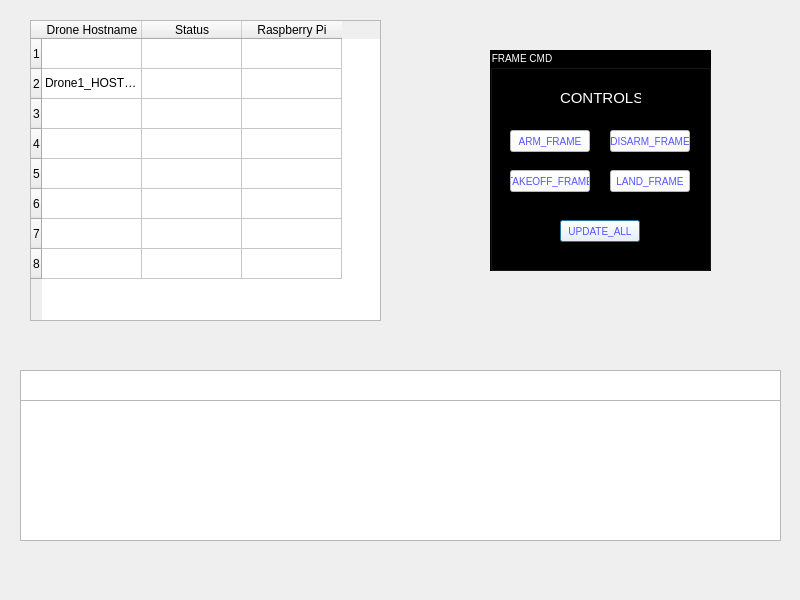
The window that ground/gui/dialog.ui (uas-at-ucla/aviata) describes before a commit, drawn with Qt 5.
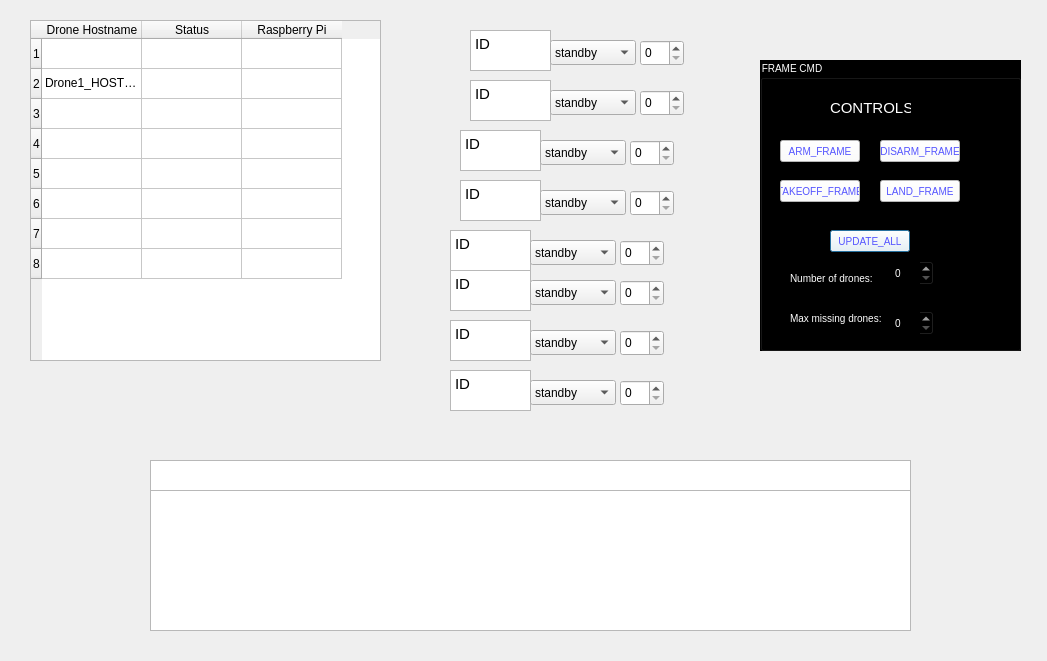
The same window after the commit.

Commit message: Added drone update UI, can be refined later

```diff
--- a/ground/gui/dialog.ui
+++ b/ground/gui/dialog.ui
@@ -6,8 +6,8 @@
    <rect>
     <x>0</x>
     <y>0</y>
-    <width>800</width>
-    <height>600</height>
+    <width>1047</width>
+    <height>661</height>
    </rect>
   </property>
   <property name="windowTitle">
@@ -19,7 +19,7 @@
      <x>30</x>
      <y>20</y>
      <width>351</width>
-     <height>301</height>
+     <height>341</height>
     </rect>
    </property>
    <property name="maximumSize">
@@ -114,44 +114,44 @@
   <widget class="QTextBrowser" name="textBrowser_2">
    <property name="geometry">
     <rect>
-     <x>20</x>
-     <y>400</y>
+     <x>150</x>
+     <y>490</y>
      <width>761</width>
      <height>141</height>
     </rect>
    </property>
    <property name="html">
     <string>&lt;!DOCTYPE HTML PUBLIC &quot;-//W3C//DTD HTML 4.0//EN&quot; &quot;http://www.w3.org/TR/REC-html40/strict.dtd&quot;&gt;
-&lt;html&gt;&lt;head&gt;&lt;meta name=&quot;qrichtext&quot; content=&quot;1&quot; /&gt;&lt;style type=&quot;text/css&quot;&gt;
+&lt;html&gt;&lt;head&gt;&lt;meta name=&quot;qrichtext&quot; content=&quot;1&quot; /&gt;&lt;meta charset=&quot;utf-8&quot; /&gt;&lt;style type=&quot;text/css&quot;&gt;
 p, li { white-space: pre-wrap; }
-&lt;/style&gt;&lt;/head&gt;&lt;body style=&quot; font-family:'MS Shell Dlg 2'; font-size:8.25pt; font-weight:400; font-style:normal;&quot;&gt;
-&lt;p style=&quot; margin-top:0px; margin-bottom:0px; margin-left:0px; margin-right:0px; -qt-block-indent:0; text-indent:0px;&quot;&gt;&lt;span style=&quot; font-size:6pt; color:#ffffff;&quot;&gt;3/5/22 3:06AM: ERROR Drone 5 - expected but not found&lt;/span&gt;&lt;/p&gt;&lt;/body&gt;&lt;/html&gt;</string>
+&lt;/style&gt;&lt;/head&gt;&lt;body style=&quot; font-family:'Ubuntu'; font-size:11pt; font-weight:400; font-style:normal;&quot;&gt;
+&lt;p style=&quot; margin-top:0px; margin-bottom:0px; margin-left:0px; margin-right:0px; -qt-block-indent:0; text-indent:0px;&quot;&gt;&lt;span style=&quot; font-family:'MS Shell Dlg 2'; font-size:6pt; color:#ffffff;&quot;&gt;3/5/22 3:06AM: ERROR Drone 5 - expected but not found&lt;/span&gt;&lt;/p&gt;&lt;/body&gt;&lt;/html&gt;</string>
    </property>
   </widget>
   <widget class="QTextBrowser" name="textBrowser_3">
    <property name="geometry">
     <rect>
-     <x>20</x>
-     <y>370</y>
+     <x>150</x>
+     <y>460</y>
      <width>761</width>
      <height>31</height>
     </rect>
    </property>
    <property name="html">
     <string>&lt;!DOCTYPE HTML PUBLIC &quot;-//W3C//DTD HTML 4.0//EN&quot; &quot;http://www.w3.org/TR/REC-html40/strict.dtd&quot;&gt;
-&lt;html&gt;&lt;head&gt;&lt;meta name=&quot;qrichtext&quot; content=&quot;1&quot; /&gt;&lt;style type=&quot;text/css&quot;&gt;
+&lt;html&gt;&lt;head&gt;&lt;meta name=&quot;qrichtext&quot; content=&quot;1&quot; /&gt;&lt;meta charset=&quot;utf-8&quot; /&gt;&lt;style type=&quot;text/css&quot;&gt;
 p, li { white-space: pre-wrap; }
-&lt;/style&gt;&lt;/head&gt;&lt;body style=&quot; font-family:'MS Shell Dlg 2'; font-size:8.25pt; font-weight:400; font-style:normal;&quot;&gt;
+&lt;/style&gt;&lt;/head&gt;&lt;body style=&quot; font-family:'Ubuntu'; font-size:11pt; font-weight:400; font-style:normal;&quot;&gt;
 &lt;p style=&quot; margin-top:0px; margin-bottom:0px; margin-left:0px; margin-right:0px; -qt-block-indent:0; text-indent:0px;&quot;&gt;&lt;span style=&quot; font-family:'monospace'; font-size:12pt; color:#ffffff;&quot;&gt;  Drone Log&lt;/span&gt;&lt;/p&gt;&lt;/body&gt;&lt;/html&gt;</string>
    </property>
   </widget>
   <widget class="QGroupBox" name="groupBox">
    <property name="geometry">
     <rect>
-     <x>490</x>
-     <y>50</y>
-     <width>221</width>
-     <height>221</height>
+     <x>760</x>
+     <y>60</y>
+     <width>261</width>
+     <height>291</height>
     </rect>
    </property>
    <property name="styleSheet">
@@ -265,6 +265,468 @@
      <string>CONTROLS</string>
     </property>
    </widget>
+   <widget class="QSpinBox" name="max_missing_spinner">
+    <property name="geometry">
+     <rect>
+      <x>130</x>
+      <y>250</y>
+      <width>44</width>
+      <height>26</height>
+     </rect>
+    </property>
+   </widget>
+   <widget class="QSpinBox" name="num_drones_spinner">
+    <property name="geometry">
+     <rect>
+      <x>130</x>
+      <y>200</y>
+      <width>44</width>
+      <height>26</height>
+     </rect>
+    </property>
+   </widget>
+   <widget class="QLabel" name="label_2">
+    <property name="geometry">
+     <rect>
+      <x>30</x>
+      <y>210</y>
+      <width>91</width>
+      <height>17</height>
+     </rect>
+    </property>
+    <property name="text">
+     <string>Number of drones:</string>
+    </property>
+   </widget>
+   <widget class="QLabel" name="label_3">
+    <property name="geometry">
+     <rect>
+      <x>30</x>
+      <y>250</y>
+      <width>91</width>
+      <height>17</height>
+     </rect>
+    </property>
+    <property name="text">
+     <string>Max missing drones:</string>
+    </property>
+   </widget>
+  </widget>
+  <widget class="QTextEdit" name="drone_id_0">
+   <property name="geometry">
+    <rect>
+     <x>470</x>
+     <y>30</y>
+     <width>81</width>
+     <height>41</height>
+    </rect>
+   </property>
+   <property name="html">
+    <string>&lt;!DOCTYPE HTML PUBLIC &quot;-//W3C//DTD HTML 4.0//EN&quot; &quot;http://www.w3.org/TR/REC-html40/strict.dtd&quot;&gt;
+&lt;html&gt;&lt;head&gt;&lt;meta name=&quot;qrichtext&quot; content=&quot;1&quot; /&gt;&lt;meta charset=&quot;utf-8&quot; /&gt;&lt;style type=&quot;text/css&quot;&gt;
+p, li { white-space: pre-wrap; }
+&lt;/style&gt;&lt;/head&gt;&lt;body style=&quot; font-family:'Ubuntu'; font-size:11pt; font-weight:400; font-style:normal;&quot;&gt;
+&lt;p style=&quot; margin-top:0px; margin-bottom:0px; margin-left:0px; margin-right:0px; -qt-block-indent:0; text-indent:0px;&quot;&gt;ID&lt;/p&gt;&lt;/body&gt;&lt;/html&gt;</string>
+   </property>
+  </widget>
+  <widget class="QComboBox" name="drone_state_0">
+   <property name="geometry">
+    <rect>
+     <x>550</x>
+     <y>40</y>
+     <width>86</width>
+     <height>25</height>
+    </rect>
+   </property>
+   <item>
+    <property name="text">
+     <string>standby</string>
+    </property>
+   </item>
+   <item>
+    <property name="text">
+     <string>follower</string>
+    </property>
+   </item>
+   <item>
+    <property name="text">
+     <string>leader</string>
+    </property>
+   </item>
+  </widget>
+  <widget class="QSpinBox" name="drone_slot_0">
+   <property name="geometry">
+    <rect>
+     <x>640</x>
+     <y>40</y>
+     <width>44</width>
+     <height>26</height>
+    </rect>
+   </property>
+  </widget>
+  <widget class="QTextEdit" name="drone_id_1">
+   <property name="geometry">
+    <rect>
+     <x>470</x>
+     <y>80</y>
+     <width>81</width>
+     <height>41</height>
+    </rect>
+   </property>
+   <property name="html">
+    <string>&lt;!DOCTYPE HTML PUBLIC &quot;-//W3C//DTD HTML 4.0//EN&quot; &quot;http://www.w3.org/TR/REC-html40/strict.dtd&quot;&gt;
+&lt;html&gt;&lt;head&gt;&lt;meta name=&quot;qrichtext&quot; content=&quot;1&quot; /&gt;&lt;meta charset=&quot;utf-8&quot; /&gt;&lt;style type=&quot;text/css&quot;&gt;
+p, li { white-space: pre-wrap; }
+&lt;/style&gt;&lt;/head&gt;&lt;body style=&quot; font-family:'Ubuntu'; font-size:11pt; font-weight:400; font-style:normal;&quot;&gt;
+&lt;p style=&quot; margin-top:0px; margin-bottom:0px; margin-left:0px; margin-right:0px; -qt-block-indent:0; text-indent:0px;&quot;&gt;ID&lt;/p&gt;&lt;/body&gt;&lt;/html&gt;</string>
+   </property>
+  </widget>
+  <widget class="QComboBox" name="drone_state_1">
+   <property name="geometry">
+    <rect>
+     <x>550</x>
+     <y>90</y>
+     <width>86</width>
+     <height>25</height>
+    </rect>
+   </property>
+   <item>
+    <property name="text">
+     <string>standby</string>
+    </property>
+   </item>
+   <item>
+    <property name="text">
+     <string>follower</string>
+    </property>
+   </item>
+   <item>
+    <property name="text">
+     <string>leader</string>
+    </property>
+   </item>
+  </widget>
+  <widget class="QSpinBox" name="drone_slot_1">
+   <property name="geometry">
+    <rect>
+     <x>640</x>
+     <y>90</y>
+     <width>44</width>
+     <height>26</height>
+    </rect>
+   </property>
+  </widget>
+  <widget class="QTextEdit" name="drone_id_2">
+   <property name="geometry">
+    <rect>
+     <x>460</x>
+     <y>130</y>
+     <width>81</width>
+     <height>41</height>
+    </rect>
+   </property>
+   <property name="html">
+    <string>&lt;!DOCTYPE HTML PUBLIC &quot;-//W3C//DTD HTML 4.0//EN&quot; &quot;http://www.w3.org/TR/REC-html40/strict.dtd&quot;&gt;
+&lt;html&gt;&lt;head&gt;&lt;meta name=&quot;qrichtext&quot; content=&quot;1&quot; /&gt;&lt;meta charset=&quot;utf-8&quot; /&gt;&lt;style type=&quot;text/css&quot;&gt;
+p, li { white-space: pre-wrap; }
+&lt;/style&gt;&lt;/head&gt;&lt;body style=&quot; font-family:'Ubuntu'; font-size:11pt; font-weight:400; font-style:normal;&quot;&gt;
+&lt;p style=&quot; margin-top:0px; margin-bottom:0px; margin-left:0px; margin-right:0px; -qt-block-indent:0; text-indent:0px;&quot;&gt;ID&lt;/p&gt;&lt;/body&gt;&lt;/html&gt;</string>
+   </property>
+  </widget>
+  <widget class="QComboBox" name="drone_state_2">
+   <property name="geometry">
+    <rect>
+     <x>540</x>
+     <y>140</y>
+     <width>86</width>
+     <height>25</height>
+    </rect>
+   </property>
+   <item>
+    <property name="text">
+     <string>standby</string>
+    </property>
+   </item>
+   <item>
+    <property name="text">
+     <string>follower</string>
+    </property>
+   </item>
+   <item>
+    <property name="text">
+     <string>leader</string>
+    </property>
+   </item>
+  </widget>
+  <widget class="QSpinBox" name="drone_slot_2">
+   <property name="geometry">
+    <rect>
+     <x>630</x>
+     <y>140</y>
+     <width>44</width>
+     <height>26</height>
+    </rect>
+   </property>
+  </widget>
+  <widget class="QTextEdit" name="drone_id_3">
+   <property name="geometry">
+    <rect>
+     <x>460</x>
+     <y>180</y>
+     <width>81</width>
+     <height>41</height>
+    </rect>
+   </property>
+   <property name="html">
+    <string>&lt;!DOCTYPE HTML PUBLIC &quot;-//W3C//DTD HTML 4.0//EN&quot; &quot;http://www.w3.org/TR/REC-html40/strict.dtd&quot;&gt;
+&lt;html&gt;&lt;head&gt;&lt;meta name=&quot;qrichtext&quot; content=&quot;1&quot; /&gt;&lt;meta charset=&quot;utf-8&quot; /&gt;&lt;style type=&quot;text/css&quot;&gt;
+p, li { white-space: pre-wrap; }
+&lt;/style&gt;&lt;/head&gt;&lt;body style=&quot; font-family:'Ubuntu'; font-size:11pt; font-weight:400; font-style:normal;&quot;&gt;
+&lt;p style=&quot; margin-top:0px; margin-bottom:0px; margin-left:0px; margin-right:0px; -qt-block-indent:0; text-indent:0px;&quot;&gt;ID&lt;/p&gt;&lt;/body&gt;&lt;/html&gt;</string>
+   </property>
+  </widget>
+  <widget class="QComboBox" name="drone_state_3">
+   <property name="geometry">
+    <rect>
+     <x>540</x>
+     <y>190</y>
+     <width>86</width>
+     <height>25</height>
+    </rect>
+   </property>
+   <item>
+    <property name="text">
+     <string>standby</string>
+    </property>
+   </item>
+   <item>
+    <property name="text">
+     <string>follower</string>
+    </property>
+   </item>
+   <item>
+    <property name="text">
+     <string>leader</string>
+    </property>
+   </item>
+  </widget>
+  <widget class="QSpinBox" name="drone_slot_3">
+   <property name="geometry">
+    <rect>
+     <x>630</x>
+     <y>190</y>
+     <width>44</width>
+     <height>26</height>
+    </rect>
+   </property>
+  </widget>
+  <widget class="QTextEdit" name="drone_id_4">
+   <property name="geometry">
+    <rect>
+     <x>450</x>
+     <y>230</y>
+     <width>81</width>
+     <height>41</height>
+    </rect>
+   </property>
+   <property name="html">
+    <string>&lt;!DOCTYPE HTML PUBLIC &quot;-//W3C//DTD HTML 4.0//EN&quot; &quot;http://www.w3.org/TR/REC-html40/strict.dtd&quot;&gt;
+&lt;html&gt;&lt;head&gt;&lt;meta name=&quot;qrichtext&quot; content=&quot;1&quot; /&gt;&lt;meta charset=&quot;utf-8&quot; /&gt;&lt;style type=&quot;text/css&quot;&gt;
+p, li { white-space: pre-wrap; }
+&lt;/style&gt;&lt;/head&gt;&lt;body style=&quot; font-family:'Ubuntu'; font-size:11pt; font-weight:400; font-style:normal;&quot;&gt;
+&lt;p style=&quot; margin-top:0px; margin-bottom:0px; margin-left:0px; margin-right:0px; -qt-block-indent:0; text-indent:0px;&quot;&gt;ID&lt;/p&gt;&lt;/body&gt;&lt;/html&gt;</string>
+   </property>
+  </widget>
+  <widget class="QComboBox" name="drone_state_4">
+   <property name="geometry">
+    <rect>
+     <x>530</x>
+     <y>240</y>
+     <width>86</width>
+     <height>25</height>
+    </rect>
+   </property>
+   <item>
+    <property name="text">
+     <string>standby</string>
+    </property>
+   </item>
+   <item>
+    <property name="text">
+     <string>follower</string>
+    </property>
+   </item>
+   <item>
+    <property name="text">
+     <string>leader</string>
+    </property>
+   </item>
+  </widget>
+  <widget class="QSpinBox" name="drone_slot_4">
+   <property name="geometry">
+    <rect>
+     <x>620</x>
+     <y>240</y>
+     <width>44</width>
+     <height>26</height>
+    </rect>
+   </property>
+  </widget>
+  <widget class="QTextEdit" name="drone_id_5">
+   <property name="geometry">
+    <rect>
+     <x>450</x>
+     <y>270</y>
+     <width>81</width>
+     <height>41</height>
+    </rect>
+   </property>
+   <property name="html">
+    <string>&lt;!DOCTYPE HTML PUBLIC &quot;-//W3C//DTD HTML 4.0//EN&quot; &quot;http://www.w3.org/TR/REC-html40/strict.dtd&quot;&gt;
+&lt;html&gt;&lt;head&gt;&lt;meta name=&quot;qrichtext&quot; content=&quot;1&quot; /&gt;&lt;meta charset=&quot;utf-8&quot; /&gt;&lt;style type=&quot;text/css&quot;&gt;
+p, li { white-space: pre-wrap; }
+&lt;/style&gt;&lt;/head&gt;&lt;body style=&quot; font-family:'Ubuntu'; font-size:11pt; font-weight:400; font-style:normal;&quot;&gt;
+&lt;p style=&quot; margin-top:0px; margin-bottom:0px; margin-left:0px; margin-right:0px; -qt-block-indent:0; text-indent:0px;&quot;&gt;ID&lt;/p&gt;&lt;/body&gt;&lt;/html&gt;</string>
+   </property>
+  </widget>
+  <widget class="QComboBox" name="drone_state_5">
+   <property name="geometry">
+    <rect>
+     <x>530</x>
+     <y>280</y>
+     <width>86</width>
+     <height>25</height>
+    </rect>
+   </property>
+   <item>
+    <property name="text">
+     <string>standby</string>
+    </property>
+   </item>
+   <item>
+    <property name="text">
+     <string>follower</string>
+    </property>
+   </item>
+   <item>
+    <property name="text">
+     <string>leader</string>
+    </property>
+   </item>
+  </widget>
+  <widget class="QSpinBox" name="drone_slot_5">
+   <property name="geometry">
+    <rect>
+     <x>620</x>
+     <y>280</y>
+     <width>44</width>
+     <height>26</height>
+    </rect>
+   </property>
+  </widget>
+  <widget class="QTextEdit" name="drone_id_6">
+   <property name="geometry">
+    <rect>
+     <x>450</x>
+     <y>320</y>
+     <width>81</width>
+     <height>41</height>
+    </rect>
+   </property>
+   <property name="html">
+    <string>&lt;!DOCTYPE HTML PUBLIC &quot;-//W3C//DTD HTML 4.0//EN&quot; &quot;http://www.w3.org/TR/REC-html40/strict.dtd&quot;&gt;
+&lt;html&gt;&lt;head&gt;&lt;meta name=&quot;qrichtext&quot; content=&quot;1&quot; /&gt;&lt;meta charset=&quot;utf-8&quot; /&gt;&lt;style type=&quot;text/css&quot;&gt;
+p, li { white-space: pre-wrap; }
+&lt;/style&gt;&lt;/head&gt;&lt;body style=&quot; font-family:'Ubuntu'; font-size:11pt; font-weight:400; font-style:normal;&quot;&gt;
+&lt;p style=&quot; margin-top:0px; margin-bottom:0px; margin-left:0px; margin-right:0px; -qt-block-indent:0; text-indent:0px;&quot;&gt;ID&lt;/p&gt;&lt;/body&gt;&lt;/html&gt;</string>
+   </property>
+  </widget>
+  <widget class="QComboBox" name="drone_state_6">
+   <property name="geometry">
+    <rect>
+     <x>530</x>
+     <y>330</y>
+     <width>86</width>
+     <height>25</height>
+    </rect>
+   </property>
+   <item>
+    <property name="text">
+     <string>standby</string>
+    </property>
+   </item>
+   <item>
+    <property name="text">
+     <string>follower</string>
+    </property>
+   </item>
+   <item>
+    <property name="text">
+     <string>leader</string>
+    </property>
+   </item>
+  </widget>
+  <widget class="QSpinBox" name="drone_slot_6">
+   <property name="geometry">
+    <rect>
+     <x>620</x>
+     <y>330</y>
+     <width>44</width>
+     <height>26</height>
+    </rect>
+   </property>
+  </widget>
+  <widget class="QTextEdit" name="drone_id_7">
+   <property name="geometry">
+    <rect>
+     <x>450</x>
+     <y>370</y>
+     <width>81</width>
+     <height>41</height>
+    </rect>
+   </property>
+   <property name="html">
+    <string>&lt;!DOCTYPE HTML PUBLIC &quot;-//W3C//DTD HTML 4.0//EN&quot; &quot;http://www.w3.org/TR/REC-html40/strict.dtd&quot;&gt;
+&lt;html&gt;&lt;head&gt;&lt;meta name=&quot;qrichtext&quot; content=&quot;1&quot; /&gt;&lt;meta charset=&quot;utf-8&quot; /&gt;&lt;style type=&quot;text/css&quot;&gt;
+p, li { white-space: pre-wrap; }
+&lt;/style&gt;&lt;/head&gt;&lt;body style=&quot; font-family:'Ubuntu'; font-size:11pt; font-weight:400; font-style:normal;&quot;&gt;
+&lt;p style=&quot; margin-top:0px; margin-bottom:0px; margin-left:0px; margin-right:0px; -qt-block-indent:0; text-indent:0px;&quot;&gt;ID&lt;/p&gt;&lt;/body&gt;&lt;/html&gt;</string>
+   </property>
+  </widget>
+  <widget class="QComboBox" name="drone_state_7">
+   <property name="geometry">
+    <rect>
+     <x>530</x>
+     <y>380</y>
+     <width>86</width>
+     <height>25</height>
+    </rect>
+   </property>
+   <item>
+    <property name="text">
+     <string>standby</string>
+    </property>
+   </item>
+   <item>
+    <property name="text">
+     <string>follower</string>
+    </property>
+   </item>
+   <item>
+    <property name="text">
+     <string>leader</string>
+    </property>
+   </item>
+  </widget>
+  <widget class="QSpinBox" name="drone_slot_7">
+   <property name="geometry">
+    <rect>
+     <x>620</x>
+     <y>380</y>
+     <width>44</width>
+     <height>26</height>
+    </rect>
+   </property>
   </widget>
  </widget>
  <resources/>
```
The commit also changes 1 other file.
